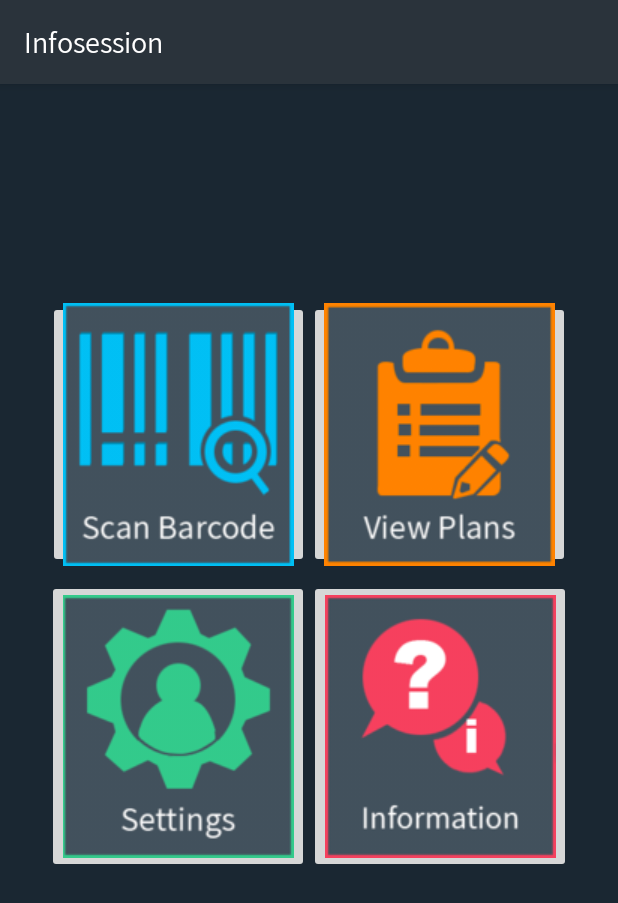
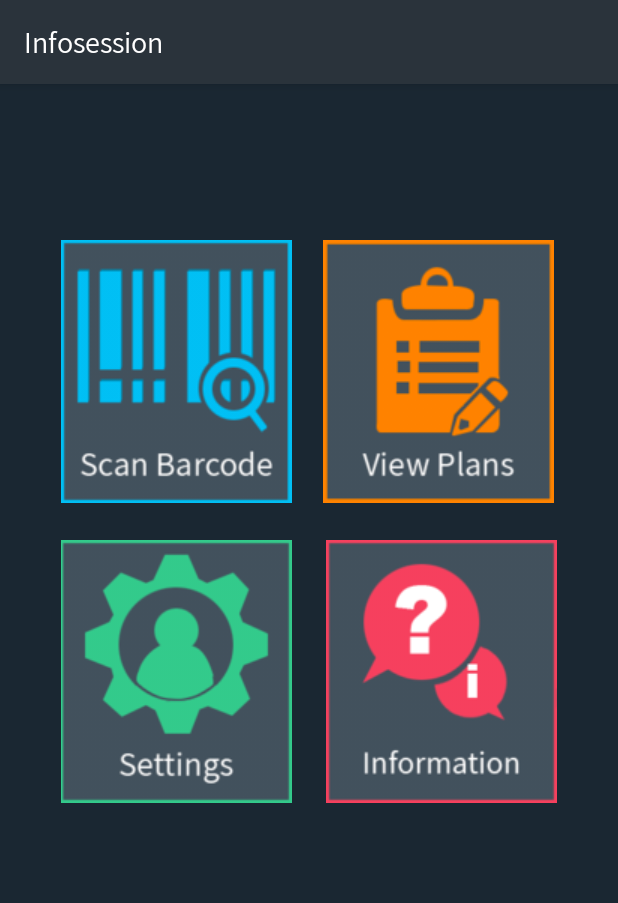
Before and after one commit to ahara2134/nutritional-app, an Android app: the screen it shows after launch once a user with an empty profile is signed in (Home), on a phone screen of 412 x 824 dp. Shown: the top 903 px of the screen. Run offline under Robolectric (Android 15) with nearby library versions, the phone set to English and light mode, and no system bars; our stand-ins replace Firebase (no records; nobody signed in at launch, a user with empty details on screens opened directly); 2 statements that could not run were skipped.

Commit message:
got rid of icon background, in mainactivity, app closes on back button pressed

```diff
--- a/app/src/main/java/ca/infostages/infonut/FAQFragment.java
+++ b/app/src/main/java/ca/infostages/infonut/FAQFragment.java
@@ -18,7 +18,7 @@ import com.google.firebase.auth.FirebaseAuth;
 public class FAQFragment extends Fragment {
     @Override
     public View onCreateView(@NonNull LayoutInflater inflater, @Nullable ViewGroup container, @Nullable Bundle savedInstance) {
-        View view = inflater.inflate(R.layout.fragment_settings, container, false);
+        View view = inflater.inflate(R.layout.fragment_faq, container, false);
 
         return view;
     }
--- a/app/src/main/res/layout/activity_make_plan.xml
+++ b/app/src/main/res/layout/activity_make_plan.xml
@@ -82,7 +82,7 @@
         android:layout_marginEnd="8dp"
         android:layout_marginStart="8dp"
         android:layout_marginTop="8dp"
-        android:backgroundTint="@color/button"
+        android:backgroundTint="@color/icon_orange"
         android:onClick="submitPlan"
         android:text="@string/plan_submit"
         app:layout_constraintBottom_toBottomOf="parent"
--- a/app/src/main/res/layout/fragment_home.xml
+++ b/app/src/main/res/layout/fragment_home.xml
@@ -8,8 +8,8 @@
 
 
     <LinearLayout
-        android:layout_width="349dp"
-        android:layout_height="303dp"
+        android:layout_width="353dp"
+        android:layout_height="320dp"
         android:layout_marginEnd="8dp"
         android:layout_marginStart="8dp"
         android:layout_marginTop="8dp"
@@ -23,6 +23,7 @@
             android:layout_width="wrap_content"
             android:layout_height="wrap_content"
             android:layout_weight="1"
+            android:background="@null"
             app:srcCompat="@drawable/settings" />
 
         <ImageButton
@@ -30,14 +31,15 @@
             android:layout_width="wrap_content"
             android:layout_height="wrap_content"
             android:layout_weight="1"
+            android:background="@null"
             app:srcCompat="@drawable/faq" />
 
     </LinearLayout>
 
     <LinearLayout
         android:id="@+id/linearLayout"
-        android:layout_width="348dp"
-        android:layout_height="178dp"
+        android:layout_width="350dp"
+        android:layout_height="192dp"
         android:layout_marginBottom="8dp"
         android:layout_marginEnd="8dp"
         android:layout_marginStart="8dp"
@@ -45,15 +47,17 @@
         android:orientation="horizontal"
         app:layout_constraintBottom_toBottomOf="parent"
         app:layout_constraintEnd_toEndOf="parent"
+        app:layout_constraintHorizontal_bias="0.466"
         app:layout_constraintStart_toStartOf="parent"
         app:layout_constraintTop_toTopOf="parent"
-        app:layout_constraintVertical_bias="0.252">
+        app:layout_constraintVertical_bias="0.178">
 
         <ImageButton
             android:id="@+id/imageButton8"
             android:layout_width="wrap_content"
             android:layout_height="wrap_content"
             android:layout_weight="1"
+            android:background="@null"
             app:srcCompat="@drawable/scan" />
 
         <ImageButton
@@ -61,6 +65,7 @@
             android:layout_width="wrap_content"
             android:layout_height="wrap_content"
             android:layout_weight="1"
+            android:background="@null"
             app:srcCompat="@drawable/plans" />
 
     </LinearLayout>
```
Also changed, not shown: app/src/main/java/ca/infostages/infonut/HomeFragment.java (+7 -3 lines), app/src/main/java/ca/infostages/infonut/MainActivity.java (+5 -10 lines), 1 other file.
